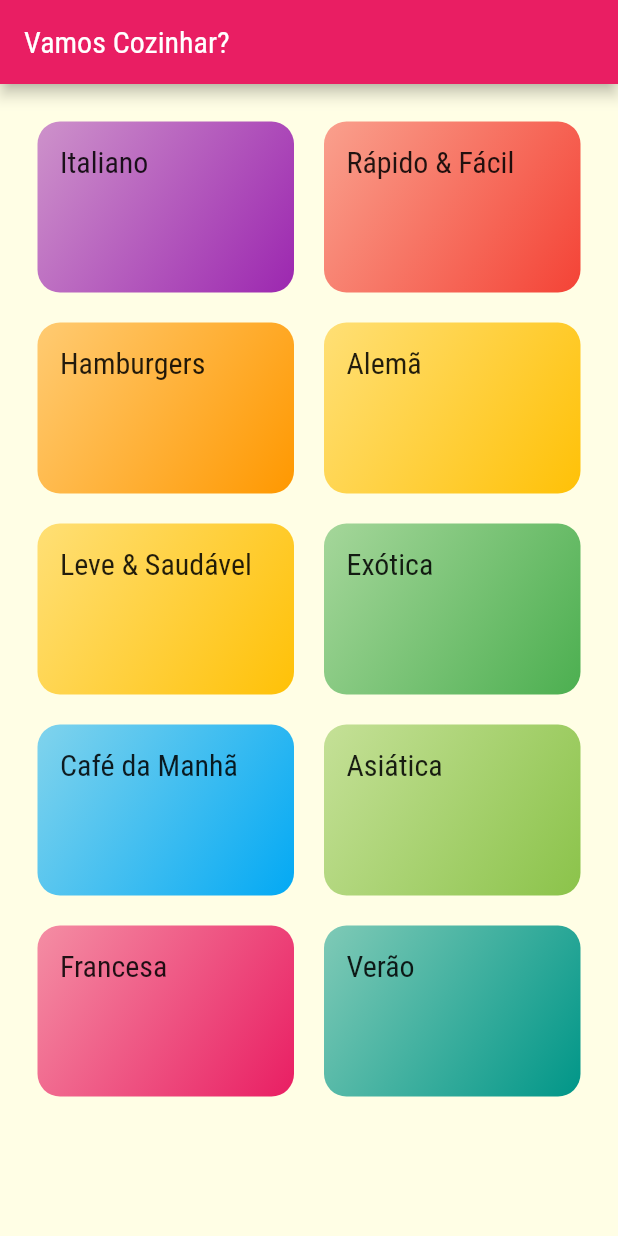
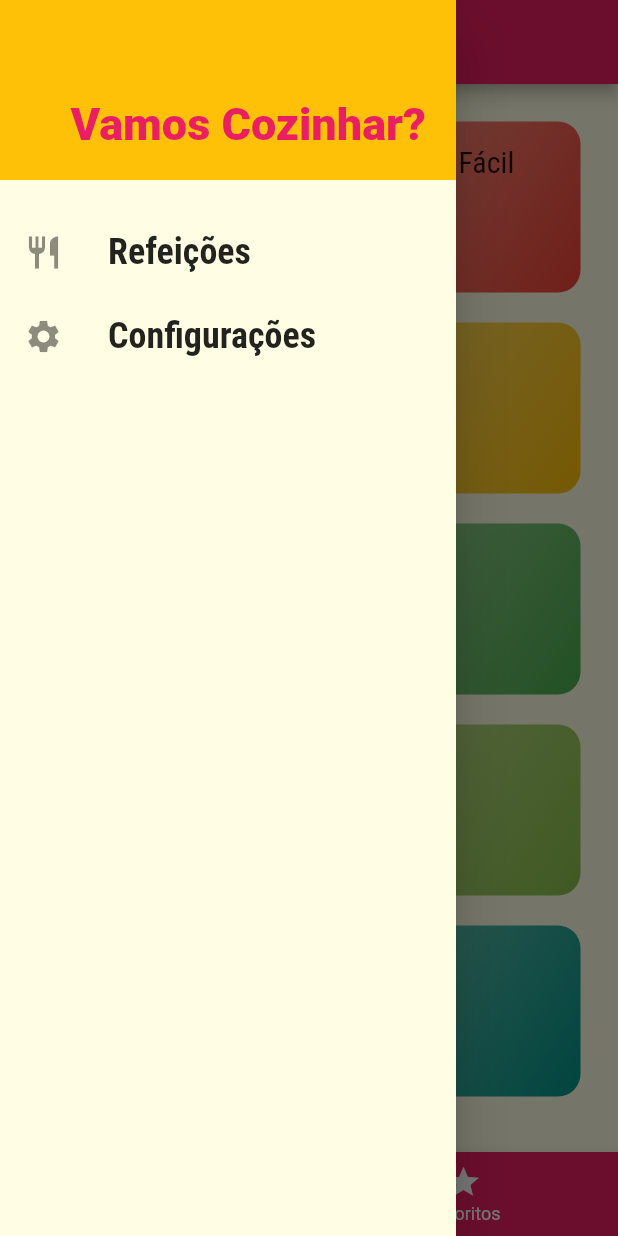
Before and after one commit to davicezarborgesdeveloper/meals, a Flutter app: the screen it shows after launch, with the side drawer open (before the commit the screen has no drawer), on a phone screen of 412 x 824 dp. Run offline on Flutter 3.47's test engine with Material 2 defaults, Android fonts, the phone set to English and light mode, and no system bars.

Commit message:
add Drawer

```diff
--- /dev/null
+++ b/lib/components/main_drawer.dart
@@ -0,0 +1,50 @@
+import 'package:flutter/material.dart';
+
+class MainDrawer extends StatelessWidget {
+  const MainDrawer({Key? key}) : super(key: key);
+
+  Widget _createItem(IconData icon, String label) {
+    return ListTile(
+      leading: Icon(
+        icon,
+        size: 26,
+      ),
+      title: Text(
+        label,
+        style: TextStyle(
+          fontFamily: 'RobotoCondensed',
+          fontSize: 24,
+          fontWeight: FontWeight.bold,
+        ),
+      ),
+      onTap: () {},
+    );
+  }
+
+  @override
+  Widget build(BuildContext context) {
+    return Drawer(
+        child: Column(
+      children: [
+        Container(
+          height: 120,
+          width: double.infinity,
+          padding: EdgeInsets.all(20),
+          color: Theme.of(context).colorScheme.secondary,
+          alignment: Alignment.bottomRight,
+          child: Text(
+            'Vamos Cozinhar?',
+            style: TextStyle(
+              fontWeight: FontWeight.w900,
+              fontSize: 30,
+              color: Theme.of(context).colorScheme.primary,
+            ),
+          ),
+        ),
+        SizedBox(height: 20),
+        _createItem(Icons.restaurant, 'Refeições'),
+        _createItem(Icons.settings, 'Configurações')
+      ],
+    ));
+  }
+}
--- a/lib/main.dart
+++ b/lib/main.dart
@@ -1,5 +1,6 @@
 import 'package:flutter/material.dart';
 import 'package:meals/screens/meal_detail_screen.dart';
+import 'package:meals/screens/tabs_screen.dart';
 import 'screens/categories_screen.dart';
 import 'screens/categories_meals_screen.dart';
 import 'utils/app_routes.dart';
@@ -31,7 +32,7 @@ class MyApp extends StatelessWidget {
             ),
       ),
       routes: {
-        AppRoutes.home: (ctx) => const CategoriesScreen(),
+        AppRoutes.home: (ctx) => TabsScreen(),
         AppRoutes.categoriesMeals: (ctx) => const CategoriesMealsScreen(),
         AppRoutes.mealDetail: (ctx) => const MealDetailScreen(),
       },
--- a/lib/screens/categories_screen.dart
+++ b/lib/screens/categories_screen.dart
@@ -7,11 +7,7 @@ class CategoriesScreen extends StatelessWidget {
 
   @override
   Widget build(BuildContext context) {
-    return Scaffold(
-      appBar: AppBar(
-        title: const Text('Vamos Cozinhar?'),
-      ),
-      body: GridView(
+    return GridView(
       padding: const EdgeInsets.all(25),
       gridDelegate: const SliverGridDelegateWithMaxCrossAxisExtent(
         maxCrossAxisExtent: 200,
@@ -22,7 +18,6 @@ class CategoriesScreen extends StatelessWidget {
       children: dummyCategories.map((cat) {
         return CategoryItem(cat);
       }).toList(),
-      ),
     );
   }
 }
--- /dev/null
+++ b/lib/screens/favorite_screen.dart
@@ -0,0 +1,12 @@
+import 'package:flutter/material.dart';
+
+class FavoriteScreen extends StatelessWidget {
+  const FavoriteScreen({Key? key}) : super(key: key);
+
+  @override
+  Widget build(BuildContext context) {
+    return Center(
+      child: Text("Minhas comidas favoridas"),
+    );
+  }
+}
--- /dev/null
+++ b/lib/screens/tabs_screen.dart
@@ -0,0 +1,57 @@
+import 'package:flutter/material.dart';
+import 'package:meals/components/main_drawer.dart';
+import 'package:meals/screens/categories_screen.dart';
+import 'package:meals/screens/favorite_screen.dart';
+
+class TabsScreen extends StatefulWidget {
+  const TabsScreen({Key? key}) : super(key: key);
+
+  @override
+  State<TabsScreen> createState() => _TabsScreenState();
+}
+
+class _TabsScreenState extends State<TabsScreen> {
+  int _selectedScreenIndex = 0;
+
+  final List<Map<String, Object>> _screens = [
+    {'title': 'Lista de Categorias', 'screen': CategoriesScreen()},
+    {'title': 'Meus Favoritos', 'screen': FavoriteScreen()},
+  ];
+
+  _selectScreen(int index) {
+    setState(() {
+      _selectedScreenIndex = index;
+    });
+  }
+
+  @override
+  Widget build(BuildContext context) {
+    return Scaffold(
+      appBar: AppBar(
+        title: Text(_screens[_selectedScreenIndex]['title'] as String),
+      ),
+      drawer: MainDrawer(),
+      body: _screens[_selectedScreenIndex]['screen'] as Widget,
+      bottomNavigationBar: BottomNavigationBar(
+        onTap: _selectScreen,
+        backgroundColor: Theme.of(context).primaryColor,
+        unselectedItemColor: Colors.white,
+        selectedItemColor: Theme.of(context).colorScheme.secondary,
+        currentIndex: _selectedScreenIndex,
+        // type: BottomNavigationBarType.shifting,
+        items: [
+          BottomNavigationBarItem(
+            icon: Icon(Icons.category),
+            label: 'Categorias',
+            backgroundColor: Theme.of(context).colorScheme.primary,
+          ),
+          BottomNavigationBarItem(
+            icon: Icon(Icons.star),
+            label: 'Favoritos',
+            backgroundColor: Theme.of(context).colorScheme.primary,
+          ),
+        ],
+      ),
+    );
+  }
+}
```
Lines whose indentation alone changed are shown as unchanged.
